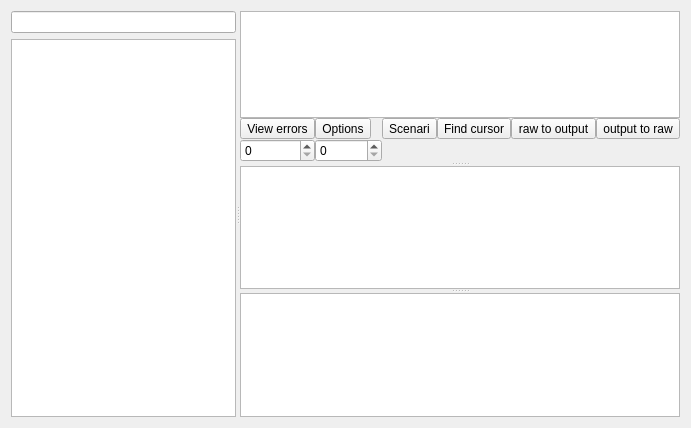
Above: plugins/padtoolsplugin/padwriter.ui from FreeHealth/freehealth before the change. Below: the same form after it.
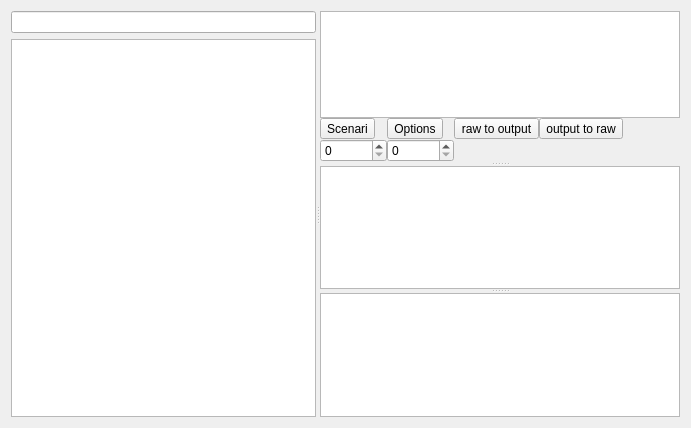
That is the form after the change. Custom widgets are drawn as their Qt base class.

Diff of the .ui file:
```diff
--- a/plugins/padtoolsplugin/padwriter.ui
+++ b/plugins/padtoolsplugin/padwriter.ui
@@ -67,95 +67,68 @@
          <property name="spacing">
           <number>0</number>
          </property>
-         <item row="3" column="3">
-          <widget class="QSpinBox" name="ouputPos">
-           <property name="toolTip">
-            <string>OUTPUT</string>
-           </property>
-           <property name="maximum">
-            <number>16777215</number>
-           </property>
-          </widget>
-         </item>
-         <item row="2" column="7">
-          <widget class="QToolButton" name="outputToRaw">
-           <property name="text">
-            <string>output to raw</string>
-           </property>
-          </widget>
-         </item>
-         <item row="2" column="3">
-          <widget class="QToolButton" name="optionsButton">
-           <property name="text">
-            <string>Options</string>
-           </property>
-          </widget>
-         </item>
-         <item row="3" column="2">
-          <widget class="QSpinBox" name="rawPos">
-           <property name="toolTip">
-            <string>RAW</string>
-           </property>
-           <property name="maximum">
-            <number>16777215</number>
-           </property>
-          </widget>
-         </item>
-         <item row="2" column="6">
+         <item row="2" column="2">
           <widget class="QToolButton" name="viewResult">
            <property name="text">
             <string>raw to output</string>
            </property>
           </widget>
          </item>
-         <item row="1" column="0" colspan="9">
-          <widget class="PadTools::Internal::DragDropTextEdit" name="rawSource">
-           <property name="toolTip">
-            <string>Raw source</string>
-           </property>
-          </widget>
-         </item>
-         <item row="2" column="4">
+         <item row="2" column="0">
           <widget class="QToolButton" name="scenari">
            <property name="text">
             <string>Scenari</string>
            </property>
           </widget>
          </item>
-         <item row="2" column="1">
-          <spacer name="horizontalSpacer">
-           <property name="orientation">
-            <enum>Qt::Horizontal</enum>
-           </property>
-           <property name="sizeHint" stdset="0">
-            <size>
-             <width>40</width>
-             <height>20</height>
-            </size>
-           </property>
-          </spacer>
-         </item>
-         <item row="2" column="5">
-          <widget class="QToolButton" name="findCursor">
+         <item row="2" column="3" colspan="2">
+          <widget class="QToolButton" name="outputToRaw">
            <property name="text">
-            <string>Find cursor</string>
+            <string>output to raw</string>
            </property>
           </widget>
          </item>
-         <item row="2" column="2">
-          <widget class="QToolButton" name="viewError">
-           <property name="text">
-            <string>View errors</string>
-           </property>
-          </widget>
-         </item>
-         <item row="0" column="0" colspan="9">
+         <item row="0" column="0" colspan="5">
           <layout class="QVBoxLayout" name="toolbarLayout">
            <property name="spacing">
             <number>0</number>
            </property>
           </layout>
          </item>
+         <item row="2" column="1">
+          <widget class="QToolButton" name="optionsButton">
+           <property name="text">
+            <string>Options</string>
+           </property>
+          </widget>
+         </item>
+         <item row="3" column="1">
+          <widget class="QSpinBox" name="ouputPos">
+           <property name="toolTip">
+            <string>OUTPUT</string>
+           </property>
+           <property name="maximum">
+            <number>16777215</number>
+           </property>
+          </widget>
+         </item>
+         <item row="1" column="0" colspan="5">
+          <widget class="PadTools::Internal::DragDropTextEdit" name="rawSource">
+           <property name="toolTip">
+            <string>Raw source</string>
+           </property>
+          </widget>
+         </item>
+         <item row="3" column="0">
+          <widget class="QSpinBox" name="rawPos">
+           <property name="toolTip">
+            <string>RAW</string>
+           </property>
+           <property name="maximum">
+            <number>16777215</number>
+           </property>
+          </widget>
+         </item>
         </layout>
        </widget>
        <widget class="PadTools::Internal::TokenOutputDocument" name="wysiwyg"/>
```
